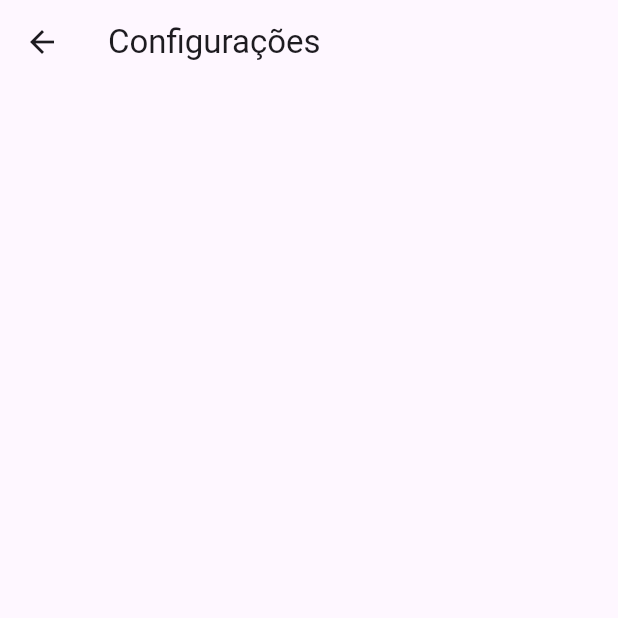
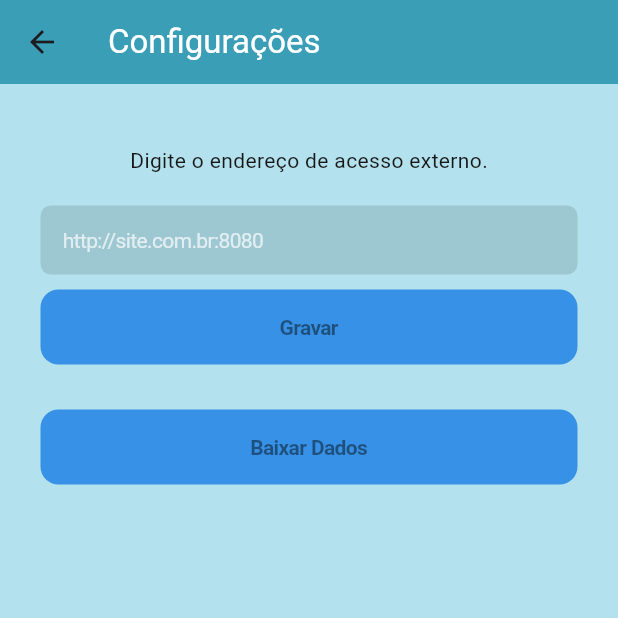
Before and after one commit to diegowvalerio/dwrequest, a Flutter app: the ConfiguracaoPage screen opened by its route, on a phone screen of 412 x 824 dp, the top half of it. Run offline on Flutter 3.47's test engine with Material 3 defaults, Android fonts, the phone set to English and light mode, and no system bars; our stand-ins replace get_it, mobx, shared_preferences, sqflite; accounts and stored records are empty; generated files the repository leaves out were written again.

Commit message:
configur

```diff
--- a/app-flutter/dw_request/lib/app/database/sqlite/conexao.dart
+++ b/app-flutter/dw_request/lib/app/database/sqlite/conexao.dart
@@ -9,12 +9,12 @@ class Conexao{
 
   static Future<Database?> get() async{
     if(_db == null){
-      var path= join(await getDatabasesPath(),'banco');
+      var path= join(await getDatabasesPath(),'banco.db');
       _db =await openDatabase(
         path,
         version: 1,
-        onCreate:(db,v) {
-          db.execute(tabela_Usuario);
+        onCreate:(Database db,int version) async {
+          await db.execute(tabela_Usuario);
         },
         );
     }
--- a/app-flutter/dw_request/lib/app/domain/interface/dao_usuario.dart
+++ b/app-flutter/dw_request/lib/app/domain/interface/dao_usuario.dart
@@ -6,6 +6,8 @@ save(Usuario usuario);
 
 remove(int id);
 
+removeAll();
+
 Future<List<Usuario>> find();
 
 }
--- a/app-flutter/dw_request/lib/app/domain/service/service_usuario.dart
+++ b/app-flutter/dw_request/lib/app/domain/service/service_usuario.dart
@@ -18,4 +18,8 @@ class ServiceUsuario{
     return _dao.find();
   }
 
+  removeAll(){
+    _dao.removeAll();
+  }
+
 }
--- a/app-flutter/dw_request/lib/app/injecao.dart
+++ b/app-flutter/dw_request/lib/app/injecao.dart
@@ -3,6 +3,7 @@ import 'package:dw_request/app/database/sqlite/dao/imp_dao_contato.dart';
 import 'package:dw_request/app/database/sqlite/dao/imp_dao_usuario.dart';
 import 'package:dw_request/app/domain/interface/dao_contato.dart';
 import 'package:dw_request/app/domain/interface/dao_usuario.dart';
+import 'package:dw_request/app/domain/service/service_usuario.dart';
 import 'package:get_it/get_it.dart';
 
 setupInjecao(){
@@ -10,4 +11,5 @@ setupInjecao(){
 
   getit.registerSingleton<DaoContato>(ImpDaoContato());
   getit.registerSingleton<DaoUsuario>(ImpDaoUsuario());
+  getit.registerSingleton<ServiceUsuario>(ServiceUsuario());
 }
--- a/app-flutter/dw_request/lib/app/my_app.dart
+++ b/app-flutter/dw_request/lib/app/my_app.dart
@@ -1,6 +1,7 @@
 // ignore_for_file: constant_identifier_names
 
 import 'package:dw_request/app/view/configuracao_page.dart';
+import 'package:dw_request/app/view/principal_page.dart';
 import 'package:flutter/material.dart';
 
 import 'view/login_page.dart';
@@ -10,6 +11,7 @@ class MyApp extends StatelessWidget {
   //rotas
   static const HOME = '/';
   static const CONFIGURACAO = 'configuracao';
+  static const PRINCIPAL = 'principal';
 
   @override
   Widget build(BuildContext context) {
@@ -23,6 +25,7 @@ class MyApp extends StatelessWidget {
       routes: {
         HOME:(context)=> const LoginPage(),
         CONFIGURACAO:(context)=> const ConfiguracaoPage(),
+        PRINCIPAL:(context)=> const PrincipalPage(),
       },
     );
   }
--- a/app-flutter/dw_request/lib/app/view/configuracao_page.dart
+++ b/app-flutter/dw_request/lib/app/view/configuracao_page.dart
@@ -1,5 +1,7 @@
 // ignore_for_file: unused_element
 
+import 'package:dw_request/app/view/back/configuracao_page_back.dart';
+import 'package:flutter/cupertino.dart';
 import 'package:flutter/material.dart';
 
 class ConfiguracaoPage extends StatelessWidget {
@@ -7,6 +9,7 @@ class ConfiguracaoPage extends StatelessWidget {
 
   @override
   Widget build(BuildContext context) {
+    var _back = ConfiguracaoPageBack();
 
   Widget textconfiguracao(){
     return TextFormField(
@@ -19,9 +22,88 @@ class ConfiguracaoPage extends StatelessWidget {
     return Scaffold(
       extendBodyBehindAppBar: true,
       appBar: AppBar(
-        title: const Text('Configurações'),
+        title: const Text('Configurações',
+                  style: TextStyle(
+                    color: Colors.white,
+                  ),
+          ),
         elevation: 0,
-        backgroundColor: Colors.transparent,
+        backgroundColor: const Color.fromARGB(255, 58, 158, 183),
+      ),
+      body: Container(
+        width: MediaQuery.of(context).size.width,
+        padding: const EdgeInsets.all(27),
+        color: const Color.fromARGB(255, 179, 226, 238),
+        /*decoration: const BoxDecoration(
+          gradient: LinearGradient(
+            colors: [
+              Color.fromARGB(255, 58, 158, 183),
+              Color.fromARGB(255, 71, 114, 233),
+            ],
+          ),
+        ),*/
+        child: Column(
+          mainAxisAlignment: MainAxisAlignment.start,
+          children: [
+            const SizedBox(height: 70),
+            const Text(
+              "Digite o endereço de acesso externo.",
+              style: TextStyle(
+                color: Color.fromARGB(255, 24, 23, 23),
+              ),
+            ),
+            const SizedBox(height: 20),
+            CupertinoTextField(
+              controller: _back.urlControler,
+              cursorColor: Colors.pinkAccent,
+              padding: EdgeInsets.all(15),
+              placeholder: "http://site.com.br:8080",
+              placeholderStyle: TextStyle(color: Colors.white70, fontSize: 14),
+              style: TextStyle(color: const Color.fromARGB(255, 43, 42, 42), fontSize: 14),
+              decoration: const BoxDecoration(
+                  color: Colors.black12,
+                  borderRadius: BorderRadius.all(
+                    Radius.circular(7),
+                  )),
+            ),
+            const SizedBox(height: 10),
+            SizedBox(
+              width: double.infinity,
+              child: CupertinoButton(
+                padding: const EdgeInsets.all(17),
+                color: Color.fromARGB(255, 55, 145, 230),
+                child: const Text(
+                  "Gravar",
+                  style: TextStyle(
+                      color: Colors.black45,
+                      fontSize: 14,
+                      fontWeight: FontWeight.w600),
+                ),
+                onPressed: () {
+                  _back.btnGravar(context);
+                },
+              ),
+            ),
+            const SizedBox(height: 30),
+            SizedBox(
+              width: double.infinity,
+              child: CupertinoButton(
+                padding: const EdgeInsets.all(17),
+                color: Color.fromARGB(255, 55, 145, 230),
+                child: const Text(
+                  "Baixar Dados",
+                  style: TextStyle(
+                      color: Colors.black45,
+                      fontSize: 14,
+                      fontWeight: FontWeight.w600),
+                ),
+                onPressed: () {
+                  _back.btnBaixarDados(context);
+                },
+              ),
+            ),
+          ]
+        ),
       ),
     );
   }
--- a/app-flutter/dw_request/lib/main.dart
+++ b/app-flutter/dw_request/lib/main.dart
@@ -2,7 +2,7 @@
 
 import 'package:dw_request/app/injecao.dart';
 import 'package:flutter/material.dart';
-import 'package:http/http.dart' as http;
+
 
 import 'app/my_app.dart';
 
```
Also changed, not shown: app-flutter/dw_request/lib/app/database/sqlite/dao/imp_dao_usuario.dart (+24 -5 lines), app-flutter/dw_request/lib/app/database/sqlite/script.dart (+4 -5 lines), app-flutter/dw_request/lib/app/view/back/configuracao_page_back.dart (added, +94 -0 lines), app-flutter/dw_request/lib/app/view/back/login_page_back.dart (+41 -4 lines), app-flutter/dw_request/lib/app/view/login_page.dart (+53 -48 lines), app-flutter/dw_request/lib/app/view/principal_page.dart (added, +201 -0 lines), app-flutter/dw_request/lib/app/view/back/configuracao_page_back.g.dart (added), 1 other file.
